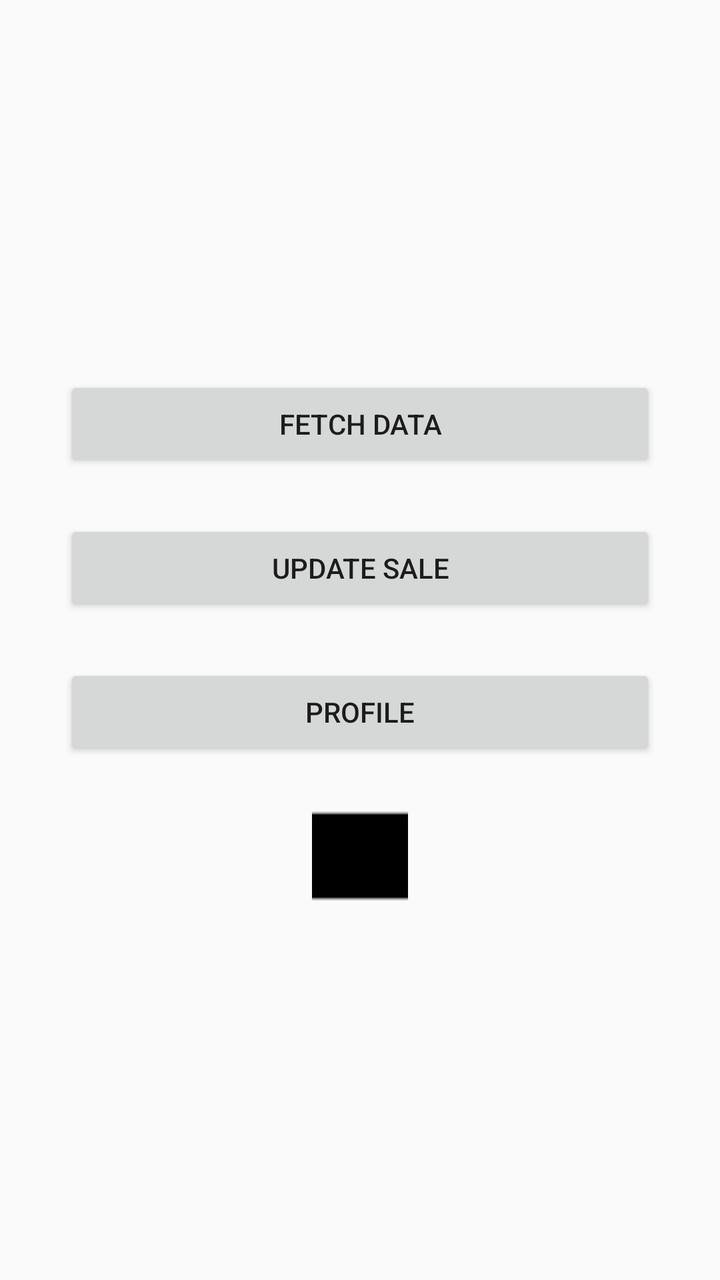
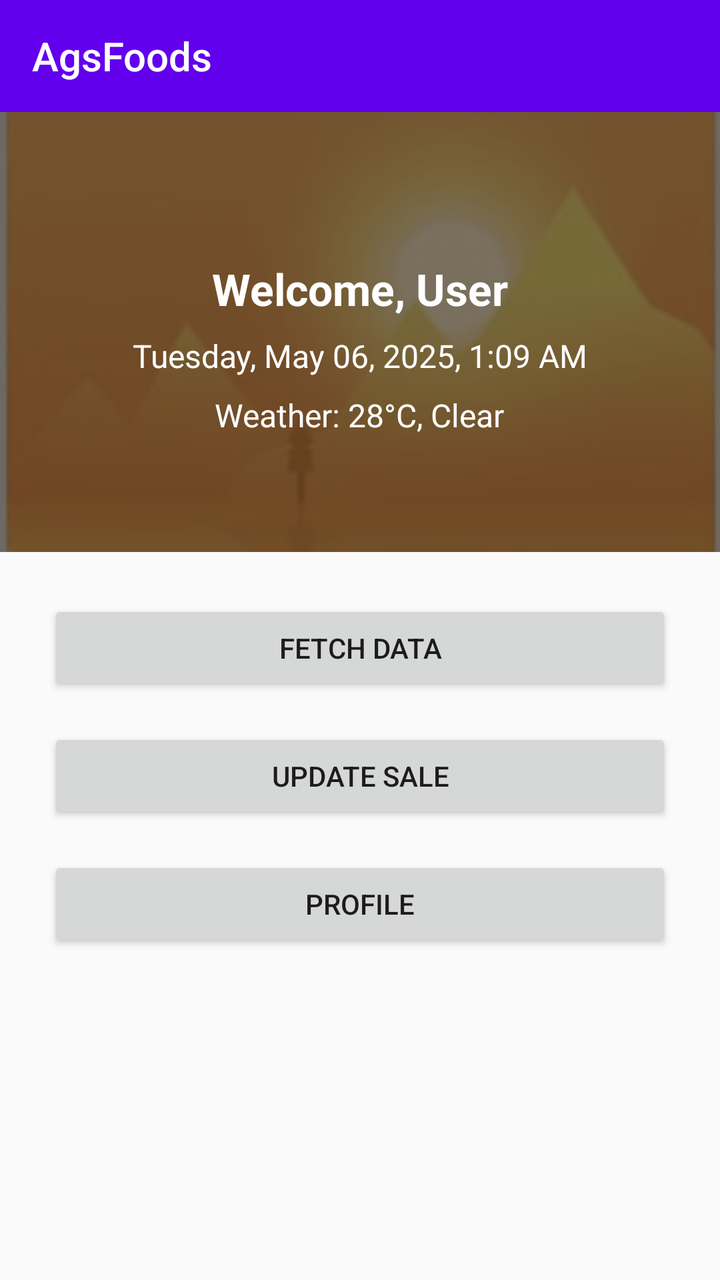

An Android layout rendered at two revisions. The XML below is the earlier revision; the diff shows what the commit changed to produce the second picture.
<!-- AndroidManifest.xml: application theme AppTheme -->
<!-- res/layout/activity_dashboard.xml -->
<LinearLayout xmlns:android="http://schemas.android.com/apk/res/android"
    android:orientation="vertical"
    android:gravity="center"
    android:layout_width="match_parent"
    android:layout_height="match_parent"
    android:padding="32dp">

    <Button
        android:id="@+id/buttonFetchData"
        android:layout_width="match_parent"
        android:layout_height="wrap_content"
        android:text="Fetch Data" />

    <Button
        android:id="@+id/buttonUpdateSale"
        android:layout_width="match_parent"
        android:layout_height="wrap_content"
        android:text="Update Sale"
        android:layout_marginTop="24dp" />

    <Button
        android:id="@+id/buttonProfile"
        android:layout_width="match_parent"
        android:layout_height="wrap_content"
        android:text="Profile"
        android:layout_marginTop="24dp" />

    <ImageButton
        android:id="@+id/buttonMenu"
        android:layout_width="48dp"
        android:layout_height="48dp"
        android:src="@drawable/ic_menu"
        android:contentDescription="Menu"
        android:background="?attr/selectableItemBackgroundBorderless"
        android:layout_marginTop="24dp" />
</LinearLayout>
<!-- resources referenced by this layout -->
<resources>
  <!-- drawable ic_menu: png bitmap (drawable, 1726 bytes) -->
  <style name="AppTheme" parent="Theme.AppCompat.Light.NoActionBar">
          
          <item name="colorPrimary">@color/purple_500</item>
          <item name="colorPrimaryDark">@color/purple_700</item>
          <item name="colorAccent">@color/teal_200</item>
      </style>
  <color name="purple_500">#FF6200EE</color>
  <color name="purple_700">#FF3700B3</color>
  <color name="teal_200">#FF03DAC5</color>
</resources>

<!-- the commit's change to res/layout/activity_dashboard.xml (unified diff, before → after) -->
@@ -1,36 +1,108 @@
-<LinearLayout xmlns:android="http://schemas.android.com/apk/res/android"
-    android:orientation="vertical"
-    android:gravity="center"
+<?xml version="1.0" encoding="utf-8"?>
+<androidx.drawerlayout.widget.DrawerLayout
+    xmlns:android="http://schemas.android.com/apk/res/android"
+    xmlns:app="http://schemas.android.com/apk/res-auto"
+    android:id="@+id/drawer_layout"
     android:layout_width="match_parent"
-    android:layout_height="match_parent"
-    android:padding="32dp">
+    android:layout_height="match_parent">
 
-    <Button
-        android:id="@+id/buttonFetchData"
+    <LinearLayout
+        android:orientation="vertical"
         android:layout_width="match_parent"
-        android:layout_height="wrap_content"
-        android:text="Fetch Data" />
+        android:layout_height="match_parent">
 
-    <Button
-        android:id="@+id/buttonUpdateSale"
-        android:layout_width="match_parent"
-        android:layout_height="wrap_content"
-        android:text="Update Sale"
-        android:layout_marginTop="24dp" />
+        
+        <androidx.appcompat.widget.Toolbar
+            android:id="@+id/toolbar"
+            android:layout_width="match_parent"
+            android:layout_height="wrap_content"
+            android:background="@color/purple_500"
+            app:title="AgsFoods"
+            app:titleTextColor="@android:color/white"
+            app:subtitleTextColor="@android:color/white"
+            app:popupTheme="@style/ThemeOverlay.AppCompat.Light" />
 
-    <Button
-        android:id="@+id/buttonProfile"
-        android:layout_width="match_parent"
-        android:layout_height="wrap_content"
-        android:text="Profile"
-        android:layout_marginTop="24dp" />
+        
+        <FrameLayout
+            android:layout_width="match_parent"
+            android:layout_height="220dp">
 
-    <ImageButton
-        android:id="@+id/buttonMenu"
-        android:layout_width="48dp"
-        android:layout_height="48dp"
-        android:src="@drawable/ic_menu"
-        android:contentDescription="Menu"
-        android:background="?attr/selectableItemBackgroundBorderless"
-        android:layout_marginTop="24dp" />
-</LinearLayout>
+            <ImageView
+                android:id="@+id/bgImage"
+                android:layout_width="match_parent"
+                android:layout_height="match_parent"
+                android:scaleType="centerCrop"
+                android:src="@drawable/bg_db" />
+
+            
+            <View
+                android:layout_width="match_parent"
+                android:layout_height="match_parent"
+                android:background="#66000000" />
+
+            
+            <LinearLayout
+                android:layout_width="match_parent"
+                android:layout_height="match_parent"
+                android:orientation="vertical"
+                android:gravity="center">
+
+                <TextView
+                    android:id="@+id/tvWelcome"
+                    android:layout_width="wrap_content"
+                    android:layout_height="wrap_content"
+                    android:text="Welcome, User"
+                    android:textSize="22sp"
+                    android:textColor="@android:color/white"
+                    android:textStyle="bold"
+                    android:layout_marginTop="16dp"/>
+
+                <TextView
+                    android:id="@+id/tvDateTime"
+                    android:layout_width="wrap_content"
+                    android:layout_height="wrap_content"
+                    android:text="Tuesday, May 06, 2025, 1:09 AM"
+                    android:textColor="@android:color/white"
+                    android:textSize="16sp"
+                    android:layout_marginTop="8dp"/>
+
+                <TextView
+                    android:id="@+id/tvWeather"
+                    android:layout_width="wrap_content"
+                    android:layout_height="wrap_content"
+                    android:text="Weather: 28°C, Clear"
+                    android:textColor="@android:color/white"
+                    android:textSize="16sp"
+                    android:layout_marginTop="8dp"/>
+            </LinearLayout>
+        </FrameLayout>
+
+        
+        <LinearLayout
+            android:orientation="vertical"
+            android:layout_width="match_parent"
+            android:layout_height="wrap_content"
+            android:padding="24dp">
+
+            <Button
+                android:id="@+id/buttonFetchData"
+                android:layout_width="match_parent"
+                android:layout_height="wrap_content"
+                android:text="Fetch Data" />
+
+            <Button
+                android:id="@+id/buttonUpdateSale"
+                android:layout_width="match_parent"
+                android:layout_height="wrap_content"
+                android:text="Update Sale"
+                android:layout_marginTop="16dp" />
+
+            <Button
+                android:id="@+id/buttonProfile"
+                android:layout_width="match_parent"
+                android:layout_height="wrap_content"
+                android:text="Profile"
+                android:layout_marginTop="16dp" />
+        </LinearLayout>
+    </LinearLayout>
+</androidx.drawerlayout.widget.DrawerLayout>
<!-- resource entries referenced after the edit -->
@@ -1,6 +1,5 @@
 <!-- resources referenced by this layout -->
 <resources>
-  <!-- drawable ic_menu: png bitmap (drawable, 1726 bytes) -->
   <style name="AppTheme" parent="Theme.AppCompat.Light.NoActionBar">
           
           <item name="colorPrimary">@color/purple_500</item>
@@ -8,6 +7,7 @@
           <item name="colorAccent">@color/teal_200</item>
       </style>
   <color name="purple_500">#FF6200EE</color>
+  <!-- drawable bg_db: png bitmap (drawable, 261768 bytes) -->
   <color name="purple_700">#FF3700B3</color>
   <color name="teal_200">#FF03DAC5</color>
 </resources>
